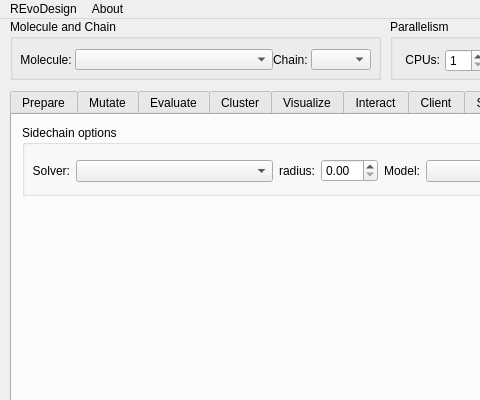
YaoYinYing/REvoDesign, file src/REvoDesign/UI/REvoDesign.ui: the form before one commit; both pictures show x 0 to 480 and y 0 to 400 of the 660 by 562 pixel window.
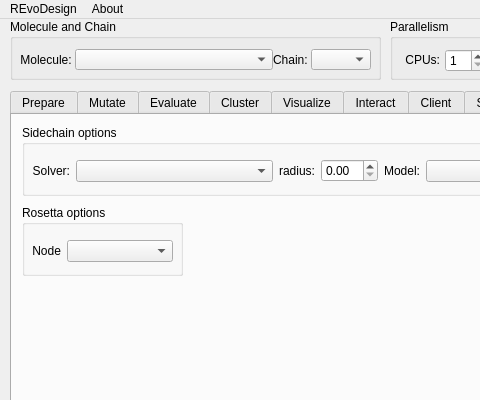
The form after the commit. The open tabs and pages were chosen to show the change.

```diff
--- a/src/REvoDesign/UI/REvoDesign.ui
+++ b/src/REvoDesign/UI/REvoDesign.ui
@@ -4360,6 +4360,72 @@
        </layout>
       </widget>
      </widget>
+     <widget class="QGroupBox" name="groupBox_17">
+      <property name="geometry">
+       <rect>
+        <x>10</x>
+        <y>90</y>
+        <width>161</width>
+        <height>71</height>
+       </rect>
+      </property>
+      <property name="title">
+       <string>Rosetta options</string>
+      </property>
+      <widget class="QWidget" name="horizontalLayoutWidget_8">
+       <property name="geometry">
+        <rect>
+         <x>10</x>
+         <y>30</y>
+         <width>141</width>
+         <height>32</height>
+        </rect>
+       </property>
+       <layout class="QHBoxLayout" name="horizontalLayout_64">
+        <item>
+         <widget class="QLabel" name="label_molecule_5">
+          <property name="sizePolicy">
+           <sizepolicy hsizetype="Fixed" vsizetype="Fixed">
+            <horstretch>0</horstretch>
+            <verstretch>0</verstretch>
+           </sizepolicy>
+          </property>
+          <property name="text">
+           <string>Node</string>
+          </property>
+          <property name="alignment">
+           <set>Qt::AlignRight|Qt::AlignTrailing|Qt::AlignVCenter</set>
+          </property>
+         </widget>
+        </item>
+        <item>
+         <widget class="QComboBox" name="comboBox_rosetta_node_hint">
+          <property name="sizePolicy">
+           <sizepolicy hsizetype="MinimumExpanding" vsizetype="Fixed">
+            <horstretch>0</horstretch>
+            <verstretch>0</verstretch>
+           </sizepolicy>
+          </property>
+          <property name="minimumSize">
+           <size>
+            <width>0</width>
+            <height>0</height>
+           </size>
+          </property>
+          <property name="maximumSize">
+           <size>
+            <width>16777215</width>
+            <height>16777215</height>
+           </size>
+          </property>
+          <property name="statusTip">
+           <string>Node Hint for Rosetta.</string>
+          </property>
+         </widget>
+        </item>
+       </layout>
+      </widget>
+     </widget>
     </widget>
    </widget>
    <widget class="QGroupBox" name="groupBox_6">
```
Left out of the diff: 35 changed lines with no effect on the pictures.
